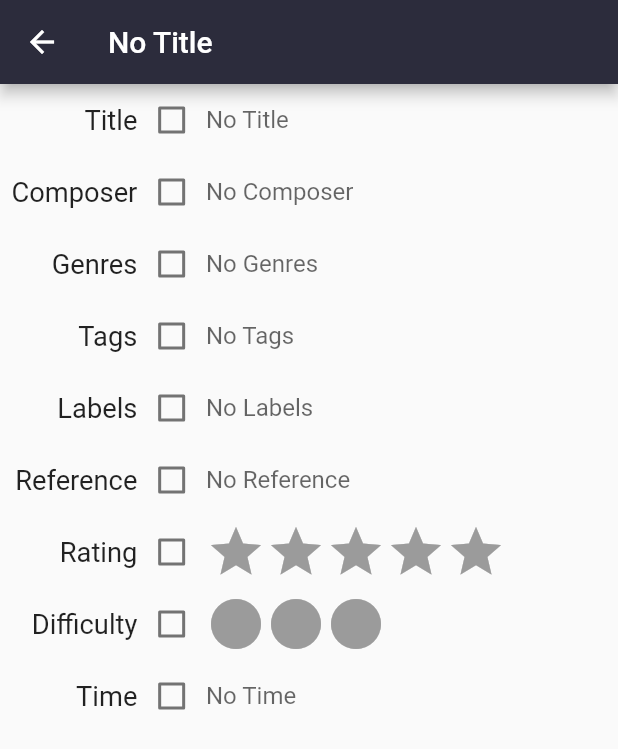
After one commit to cat-matta/MelodyNotes, a Flutter app: the SpecificationsDrawer screen opened directly, on a phone screen of 412 x 824 dp. The commit adds this screen. Shown: the top 749 px of the screen. Run offline on Flutter 3.47's test engine with Material 2 defaults, Android fonts, the light colour scheme and no system bars; drawn by our look-alikes of flutter_rating_bar; our stand-ins replace camera, drift, file_picker, get_it; missing offline and left inert: advance_pdf_viewer, document_scanner_flutter, modal_side_sheet; accounts and stored records are empty; generated files the repository leaves out were written again.

Commit message:
editDrawer UI

```diff
--- a/lib/main.dart
+++ b/lib/main.dart
@@ -3,6 +3,7 @@ import 'package:flutter/material.dart';
 import 'package:modal_side_sheet/modal_side_sheet.dart';
 import 'package:musescore/widgets/BookMarkDrawer.dart';
 import 'package:musescore/widgets/ScoresDrawer.dart';
+import 'package:musescore/widgets/SpecificationsDrawer.dart';
 
 import './widgets/MainDrawer.dart';
 import './widgets/SetlistDrawer.dart';
@@ -89,6 +90,15 @@ class _TopBarState extends State<TopBar> {
         width: mediaQuerry.size.width * width,
       );
     }
+      Future showSpecificationsDrawer(BuildContext context, Widget body, double width) {
+      return showModalSideSheet(
+        context: context,
+        barrierDismissible: true,
+        withCloseControll: false,
+        body: body,
+        width: mediaQuerry.size.width * width,
+      );
+    }
 
     Widget buildAppBarIcons(IconData icon, VoidCallback function) {
       return Padding(
@@ -150,7 +160,14 @@ class _TopBarState extends State<TopBar> {
                       }),
                       buildAppBarIcons(Icons.draw, () {}),
                       buildAppBarIcons(Icons.display_settings, () {}),
-                      buildAppBarIcons(Icons.collections_bookmark, () {}),
+
+                      buildAppBarIcons(Icons.collections_bookmark, () {
+                      showSpecificationsDrawer(
+                          context,
+                          SpecificationsDrawer(),
+                          0.7,
+                        );
+                      }),
                     ],
                   )
                 : buildAppBarIcons(Icons.draw, () {}),
--- /dev/null
+++ b/lib/widgets/SpecificationsDrawer.dart
@@ -0,0 +1,261 @@
+import 'package:flutter/material.dart';
+import 'package:musescore/themedata.dart';
+import 'package:modal_side_sheet/modal_side_sheet.dart';
+import 'package:flutter_rating_bar/flutter_rating_bar.dart';
+
+class SpecificationsDrawer extends StatefulWidget {
+  @override
+  State<SpecificationsDrawer> createState() => _SpecificationsWidget();
+}
+
+class _SpecificationsWidget extends State<SpecificationsDrawer> {
+  bool editTitle = false;
+  bool editComposer = false;
+  bool editGenres = false;
+  bool editTags = false;
+  bool editLabels = false;
+  bool editReference = false;
+  bool editRating = false;
+  bool editDifficulty = false;
+  bool editTime = false;
+
+  @override
+  Widget build(BuildContext context) {
+    final mediaQuerry = MediaQuery.of(context);
+    return Scaffold(
+      appBar: AppBar(
+        title: Text('No Title'),
+      ),
+      body: Padding(
+        padding: EdgeInsets.only(bottom: 20),
+        child: Table(
+          columnWidths: {
+            0: FlexColumnWidth(2),
+            1: FlexColumnWidth(1),
+            2: FlexColumnWidth(6),
+          },
+          defaultVerticalAlignment: TableCellVerticalAlignment.middle,
+          children: [
+            TableRow(children: [
+              Text(
+                "Title",
+                textAlign: TextAlign.right,
+                textScaleFactor: 1.3,
+              ),
+              Checkbox(
+                activeColor: AppTheme.accentMain,
+                value: editTitle,
+                onChanged: (bool? value) {
+                  setState(() {
+                    editTitle = value!;
+                  });
+                },
+              ),
+              TextField(
+                textAlign: TextAlign.left,
+                decoration: InputDecoration(
+                  border: InputBorder.none,
+                  hintText: 'No Title',
+                ),
+              ),
+            ]),
+            TableRow(children: [
+              Text(
+                "Composer",
+                textAlign: TextAlign.right,
+                textScaleFactor: 1.3,
+              ),
+              Checkbox(
+                activeColor: AppTheme.accentMain,
+                value: editComposer,
+                onChanged: (bool? value) {
+                  setState(() {
+                    editComposer = value!;
+                  });
+                },
+              ),
+              TextField(
+                textAlign: TextAlign.left,
+                decoration: InputDecoration(
+                  border: InputBorder.none,
+                  hintText: 'No Composer',
+                ),
+              ),
+            ]),
+            TableRow(children: [
+              Text(
+                "Genres",
+                textAlign: TextAlign.right,
+                textScaleFactor: 1.3,
+              ),
+              Checkbox(
+                activeColor: AppTheme.accentMain,
+                value: editGenres,
+                onChanged: (bool? value) {
+                  setState(() {
+                    editGenres = value!;
+                  });
+                },
+              ),
+              TextField(
+                textAlign: TextAlign.left,
+                decoration: InputDecoration(
+                  border: InputBorder.none,
+                  hintText: 'No Genres',
+                ),
+              ),
+            ]),
+            TableRow(children: [
+              Text(
+                "Tags",
+                textAlign: TextAlign.right,
+                textScaleFactor: 1.3,
+              ),
+              Checkbox(
+                activeColor: AppTheme.accentMain,
+                value: editTags,
+                onChanged: (bool? value) {
+                  setState(() {
+                    editTags = value!;
+                  });
+                },
+              ),
+              TextField(
+                textAlign: TextAlign.left,
+                decoration: InputDecoration(
+                  border: InputBorder.none,
+                  hintText: 'No Tags',
+                ),
+              ),
+            ]),
+            TableRow(children: [
+              Text(
+                "Labels",
+                textAlign: TextAlign.right,
+                textScaleFactor: 1.3,
+              ),
+              Checkbox(
+                activeColor: AppTheme.accentMain,
+                value: editLabels,
+                onChanged: (bool? value) {
+                  setState(() {
+                    editLabels = value!;
+                  });
+                },
+              ),
+              TextField(
+                textAlign: TextAlign.left,
+                decoration: InputDecoration(
+                  border: InputBorder.none,
+                  hintText: 'No Labels',
+                ),
+              ),
+            ]),
+            TableRow(children: [
+              Text(
+                "Reference",
+                textAlign: TextAlign.right,
+                textScaleFactor: 1.3,
+              ),
+              Checkbox(
+                activeColor: AppTheme.accentMain,
+                value: editReference,
+                onChanged: (bool? value) {
+                  setState(() {
+                    editReference = value!;
+                  });
+                },
+              ),
+              TextField(
+                textAlign: TextAlign.left,
+                decoration: InputDecoration(
+                  border: InputBorder.none,
+                  hintText: 'No Reference',
+                ),
+              ),
+            ]),
+            TableRow(children: [
+              Text(
+                "Rating",
+                textAlign: TextAlign.right,
+                textScaleFactor: 1.3,
+              ),
+              Checkbox(
+                activeColor: AppTheme.accentMain,
+                value: editRating,
+                onChanged: (bool? value) {
+                  setState(() {
+                    editRating = value!;
+                  });
+                },
+              ),
+              RatingBar.builder(
+                initialRating: 0,
+                minRating: 0,
+                direction: Axis.horizontal,
+                allowHalfRating: true,
+                itemCount: 5,
+                itemBuilder: (context, _) => Icon(
+                  Icons.star,
+                  color: AppTheme.accentMain,
+                ),
+                onRatingUpdate: (rating) {},
+              ),
+            ]),
+            TableRow(children: [
+              Text(
+                "Difficulty",
+                textAlign: TextAlign.right,
+                textScaleFactor: 1.3,
+              ),
+              Checkbox(
+                activeColor: AppTheme.accentMain,
+                value: editDifficulty,
+                onChanged: (bool? value) {
+                  setState(() {
+                    editDifficulty = value!;
+                  });
+                },
+              ),
+              RatingBar.builder(
+                initialRating: 0,
+                minRating: 0,
+                direction: Axis.horizontal,
+                allowHalfRating: true,
+                itemCount: 3,
+                itemBuilder: (context, _) => Icon(
+                  Icons.circle,
+                  color: AppTheme.accentMain,
+                ),
+                onRatingUpdate: (rating) {},
+              ),
+            ]),
+            TableRow(children: [
+              Text(
+                "Time",
+                textAlign: TextAlign.right,
+                textScaleFactor: 1.3,
+              ),
+              Checkbox(
+                activeColor: AppTheme.accentMain,
+                value: editTime,
+                onChanged: (bool? value) {
+                  setState(() {
+                    editTime = value!;
+                  });
+                },
+              ),
+              TextField(
+                textAlign: TextAlign.left,
+                decoration: InputDecoration(
+                  border: InputBorder.none,
+                  hintText: 'No Time',
+                ),
+              ),
+            ]),
+          ],
+        ),
+      ),
+    );
+  }
+}
--- a/pubspec.yaml
+++ b/pubspec.yaml
@@ -45,6 +45,7 @@ dependencies:
   path: ^1.8.1
   path_provider: ^2.0.10
   sqlite3_flutter_libs: ^0.5.0
+  flutter_rating_bar: ^4.0.1
 
 dev_dependencies:
   flutter_test:
```
